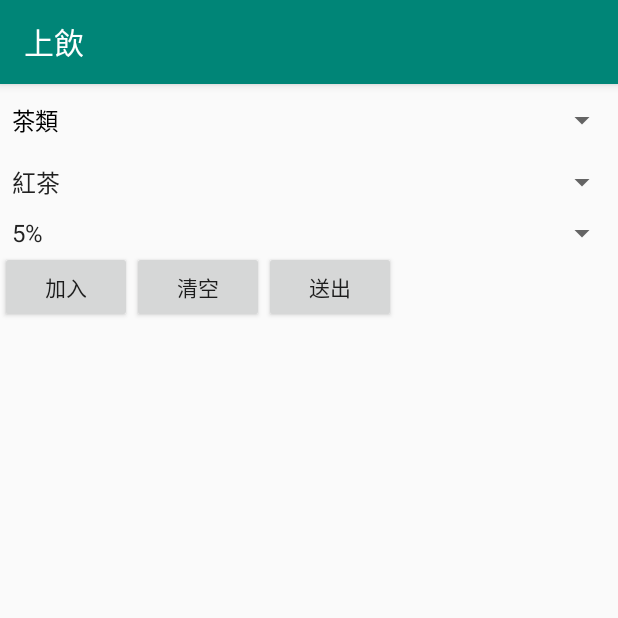
After one commit to Gabe105502521/drink, an Android app: the makerActivity screen opened directly, with no data from a screen before it, on a phone screen of 412 x 824 dp, the top half of it. The commit adds this screen. Run offline under Robolectric (Android 15) with nearby library versions, the phone set to English and light mode, and no system bars.

Commit message:
list中多了顯示飲料店與使用者的距離 以及建一個頁面，讓使用者能自行調配要喝的飲料

```diff
--- /dev/null
+++ b/app/src/main/java/com/example/gabe/makerActivity.java
@@ -0,0 +1,107 @@
+package com.example.gabe;
+
+import android.support.v7.app.AppCompatActivity;
+import android.os.Bundle;
+import android.view.View;
+import android.widget.AdapterView;
+import android.widget.ArrayAdapter;
+import android.widget.Button;
+import android.widget.ListView;
+import android.widget.Spinner;
+import android.widget.Toast;
+
+import java.util.ArrayList;
+
+public class makerActivity extends AppCompatActivity {
+    private String[] type = new String[] {"茶類", "加料"};
+    private String[] tea = new String[]{"紅茶","綠茶","烏龍", "牛奶"};
+    private String[] amount = new String[]{"5%","10%","30%", "50%"};
+    private String[][] type2 = new String[][]{{"紅茶","綠茶","烏龍", "牛奶"},{"珍珠", "椰果", "波霸", "仙草"}};
+    private String[][] type3 = new String[][]{{"5%","10%","30%", "50%"},{"1份", "2份", "3份", "4份"}};
+    private Spinner spinner1;//第一個下拉選單
+    private Spinner spinner2;//第二個下拉選單
+    private Spinner spinner3;//第三個下拉選單
+    ArrayAdapter<String> adapter ;
+    ArrayAdapter<String> adapter2;
+    ArrayAdapter<String> adapter3;
+
+    private ListView list_maker;
+    private ArrayAdapter adapter4;
+    ArrayList<String> ar = new ArrayList<String>();
+
+    @Override
+    protected void onCreate(Bundle savedInstanceState) {
+        super.onCreate(savedInstanceState);
+        setContentView(R.layout.activity_maker);
+
+        spinner1 = findViewById(R.id.spinner1);
+        spinner2 = findViewById(R.id.spinner2);
+        spinner3 = findViewById(R.id.spinner3);
+
+        Button btn_join = findViewById(R.id.btn_join);
+        Button btn_clear = findViewById(R.id.btn_clear);
+        Button btn_submit = findViewById(R.id.btn_submit);
+
+        list_maker = (ListView) findViewById(R.id.list_maker);
+
+        adapter = new ArrayAdapter<>(this,
+                android.R.layout.simple_spinner_dropdown_item,
+                type);
+        spinner1.setAdapter(adapter);
+        adapter2 = new ArrayAdapter<>(this,
+                android.R.layout.simple_spinner_dropdown_item,
+                tea);
+        spinner2.setAdapter(adapter2);
+        adapter3 = new ArrayAdapter<>(this,
+                android.R.layout.simple_spinner_dropdown_item,
+                amount);
+        spinner3.setAdapter(adapter3);
+        spinner1.setOnItemSelectedListener(new AdapterView.OnItemSelectedListener() {
+            @Override
+            public void onItemSelected(AdapterView<?> parent, View view, int pos, long id) {
+                //Toast.makeText(makerActivity.this, "您選擇了:"+ type[position], Toast.LENGTH_SHORT).show();
+                adapter2 = new ArrayAdapter<String>(makerActivity.this,android.R.layout.simple_spinner_item, type2[pos]);
+                //載入第二個下拉選單Spinner
+                spinner2.setAdapter(adapter2);
+
+                adapter3 = new ArrayAdapter<String>(makerActivity.this,android.R.layout.simple_spinner_item, type3[pos]);
+                //載入第二個下拉選單Spinner
+                spinner3.setAdapter(adapter3);
+
+            }
+            @Override
+            public void onNothingSelected(AdapterView<?> parent) {}
+        });
+
+        adapter4 = new ArrayAdapter(this,
+                android.R.layout.simple_list_item_1);
+        list_maker.setAdapter(adapter4);
+
+        btn_join.setOnClickListener(new View.OnClickListener() {
+            @Override
+            public void onClick(View v) {
+                String s = "";
+                s = s + spinner2.getSelectedItem().toString()+spinner3.getSelectedItem().toString();
+                //Toast.makeText(makerActivity.this, s, Toast.LENGTH_SHORT).show();
+                adapter4.add(s);
+            }
+        });
+        //清空
+        btn_clear.setOnClickListener(new View.OnClickListener() {
+            @Override
+            public void onClick(View v) {
+                adapter4.clear();
+            }
+        });
+        //送出
+        btn_submit.setOnClickListener(new View.OnClickListener() {
+            @Override
+            public void onClick(View v) {
+                Toast.makeText(makerActivity.this, "已收到訂單", Toast.LENGTH_SHORT).show();
+                finish();
+            }
+        });
+
+    }
+
+}
--- /dev/null
+++ b/app/src/main/res/layout/activity_maker.xml
@@ -0,0 +1,66 @@
+<?xml version="1.0" encoding="utf-8"?>
+<android.support.constraint.ConstraintLayout xmlns:android="http://schemas.android.com/apk/res/android"
+    xmlns:app="http://schemas.android.com/apk/res-auto"
+    xmlns:tools="http://schemas.android.com/tools"
+    android:layout_width="match_parent"
+    android:layout_height="match_parent"
+    tools:context=".makerActivity">
+
+    <Spinner
+        android:gravity="center"
+        android:id="@+id/spinner1"
+        android:layout_width="match_parent"
+        android:layout_height="wrap_content"
+        tools:layout_editor_absoluteX="8dp"
+        tools:layout_editor_absoluteY="0dp" />
+    <Spinner
+        android:gravity="center"
+        android:id="@+id/spinner2"
+        android:layout_marginTop="5dp"
+        android:layout_width="match_parent"
+        android:layout_height="wrap_content"
+        app:layout_constraintTop_toBottomOf="@+id/spinner1"
+        />
+    <Spinner
+        android:gravity="center"
+        android:layout_marginTop="10dp"
+        android:id="@+id/spinner3"
+        android:layout_width="match_parent"
+        android:layout_height="wrap_content"
+        app:layout_constraintTop_toBottomOf="@+id/spinner2"
+        />
+
+    <Button
+        android:id="@+id/btn_join"
+        android:layout_width="wrap_content"
+        android:layout_height="wrap_content"
+        android:text="加入"
+        app:layout_constraintTop_toBottomOf="@+id/spinner3"
+         />
+
+    <Button
+        android:id="@+id/btn_clear"
+        android:layout_width="wrap_content"
+        android:layout_height="wrap_content"
+        android:text="清空"
+        app:layout_constraintTop_toBottomOf="@+id/spinner3"
+        app:layout_constraintLeft_toRightOf="@+id/btn_join"
+        />
+    <Button
+        android:id="@+id/btn_submit"
+        android:layout_width="wrap_content"
+        android:layout_height="wrap_content"
+        android:text="送出"
+        app:layout_constraintTop_toBottomOf="@+id/spinner3"
+        app:layout_constraintLeft_toRightOf="@+id/btn_clear"
+        />
+
+
+
+    <ListView
+        android:id="@+id/list_maker"
+        android:layout_width="wrap_content"
+        android:layout_height="wrap_content"
+        app:layout_constraintTop_toBottomOf="@+id/btn_join"/>
+
+</android.support.constraint.ConstraintLayout>
```
Also changed, not shown: app/src/main/AndroidManifest.xml (+4 -3 lines), app/src/main/java/com/example/gabe/ListActivity.java (+11 -5 lines), app/src/main/java/com/example/gabe/MainActivity.java (+9 -0 lines), app/src/main/java/com/example/gabe/fetchData.java (+30 -5 lines), app/src/main/res/layout/activity_main.xml (+7 -0 lines).
